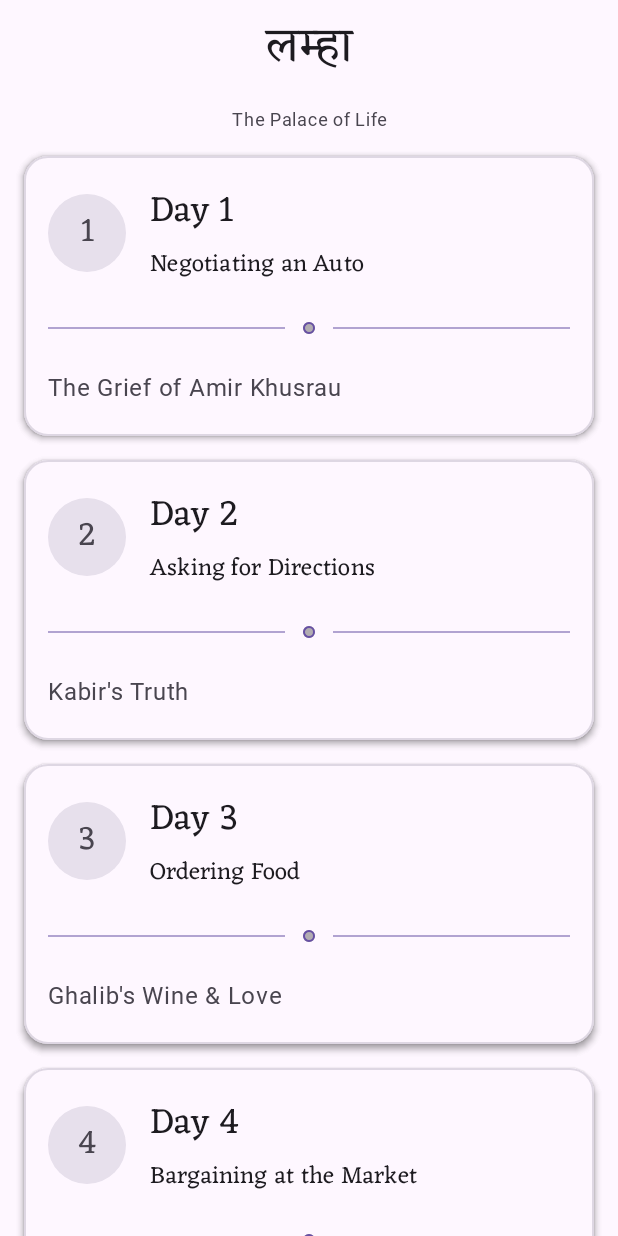
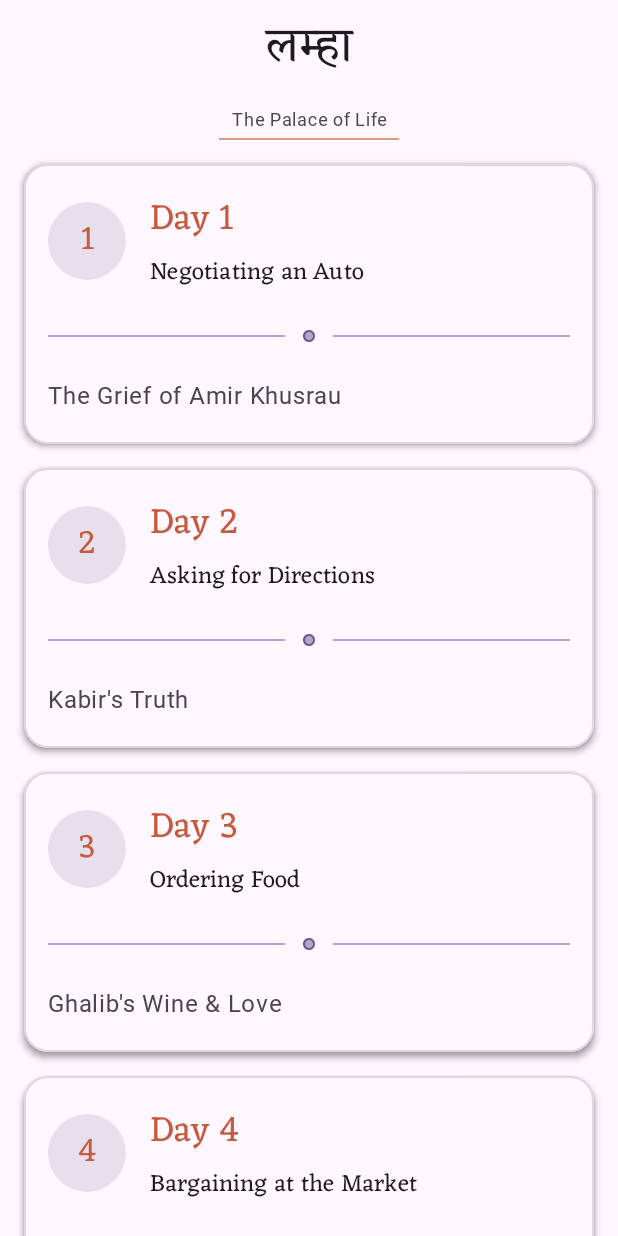
Before and after one commit to MochizukiShinichi/lamha, an Android app built with Jetpack Compose: the screen it shows after launch (MainActivity), on a phone screen of 412 x 824 dp. Run offline under Robolectric (Android 15) with nearby library versions, the light colour scheme and no system bars; Roboto replaces fonts that are not available here.

Commit message:
Add terracotta accents and restore black glass

```diff
--- a/app/src/main/java/com/example/lamha/MainActivity.kt
+++ b/app/src/main/java/com/example/lamha/MainActivity.kt
@@ -80,12 +80,14 @@ val CourtPalette = darkColorScheme(
     secondary = Color(0xFFD4AF37),  // Metallic Gold
     tertiary = Color(0xFF8D6E63),   // Bronze
     background = Color.Transparent, // Let the image show
-    surface = Color(0x52FFFFFF),    // Frosted glass (stronger)
-    surfaceVariant = Color(0x3AFFFFFF),
-    onSurface = Color(0xFFFFECB3),  // Pale Gold Text
-    onSurfaceVariant = Color(0xFFE6D7B8),
+    surface = Color(0xCC000000),    // Black frosted glass
+    surfaceVariant = Color(0xB3000000),
+    onSurface = Color(0xFFFFFFFF),  // White text
+    onSurfaceVariant = Color(0xFFEDEDED),
     onPrimary = Color.Black
 )
+
+private val Terracotta = Color(0xFFC65A3D)
 
 @Composable
 fun LamhaApp() {
@@ -145,13 +147,16 @@ fun HomeScreen(onLessonClick: (Lesson) -> Unit) {
             modifier = Modifier.padding(padding)
         ) {
             item {
+                Column(horizontalAlignment = Alignment.CenterHorizontally, modifier = Modifier.fillMaxWidth()) {
                     Text(
                         text = "The Palace of Life",
                         style = MaterialTheme.typography.labelMedium,
-                    modifier = Modifier.fillMaxWidth(),
                         textAlign = TextAlign.Center,
                         color = MaterialTheme.colorScheme.onSurfaceVariant
                     )
+                    Spacer(modifier = Modifier.height(s.xs))
+                    Divider(color = Terracotta.copy(alpha = 0.6f), thickness = 1.dp, modifier = Modifier.width(120.dp))
+                }
             }
 
             items(lessons) { lesson ->
@@ -176,7 +181,7 @@ fun HomeScreen(onLessonClick: (Lesson) -> Unit) {
                                     text = lesson.dayTitle.takeLast(1),
                                     style = MaterialTheme.typography.titleLarge,
                                     fontWeight = FontWeight.Bold,
-                                    color = MaterialTheme.colorScheme.onSurfaceVariant
+                                    color = Terracotta
                                 )
                             }
                             Spacer(modifier = Modifier.width(s.lg))
@@ -184,6 +189,7 @@ fun HomeScreen(onLessonClick: (Lesson) -> Unit) {
                                 Text(
                                     text = lesson.dayTitle,
                                     style = MaterialTheme.typography.headlineSmall,
+                                    color = Terracotta
                                 )
                                 Text(
                                     text = lesson.street.title,
```
Lines whose indentation alone changed are shown as unchanged.
